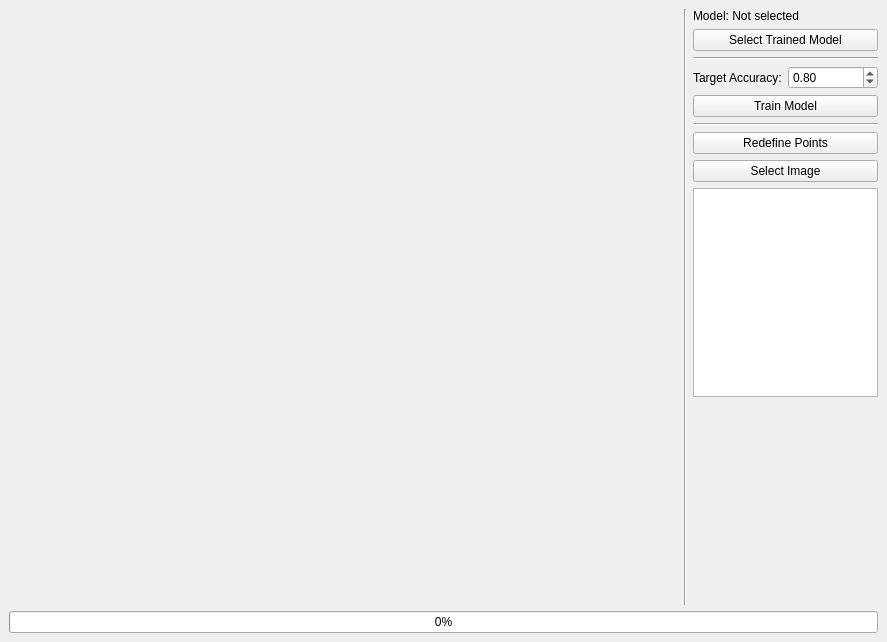
Old version of the form mainwindow.ui in the repository LoPHarp/Qt-AI-Processing-Toolkit.
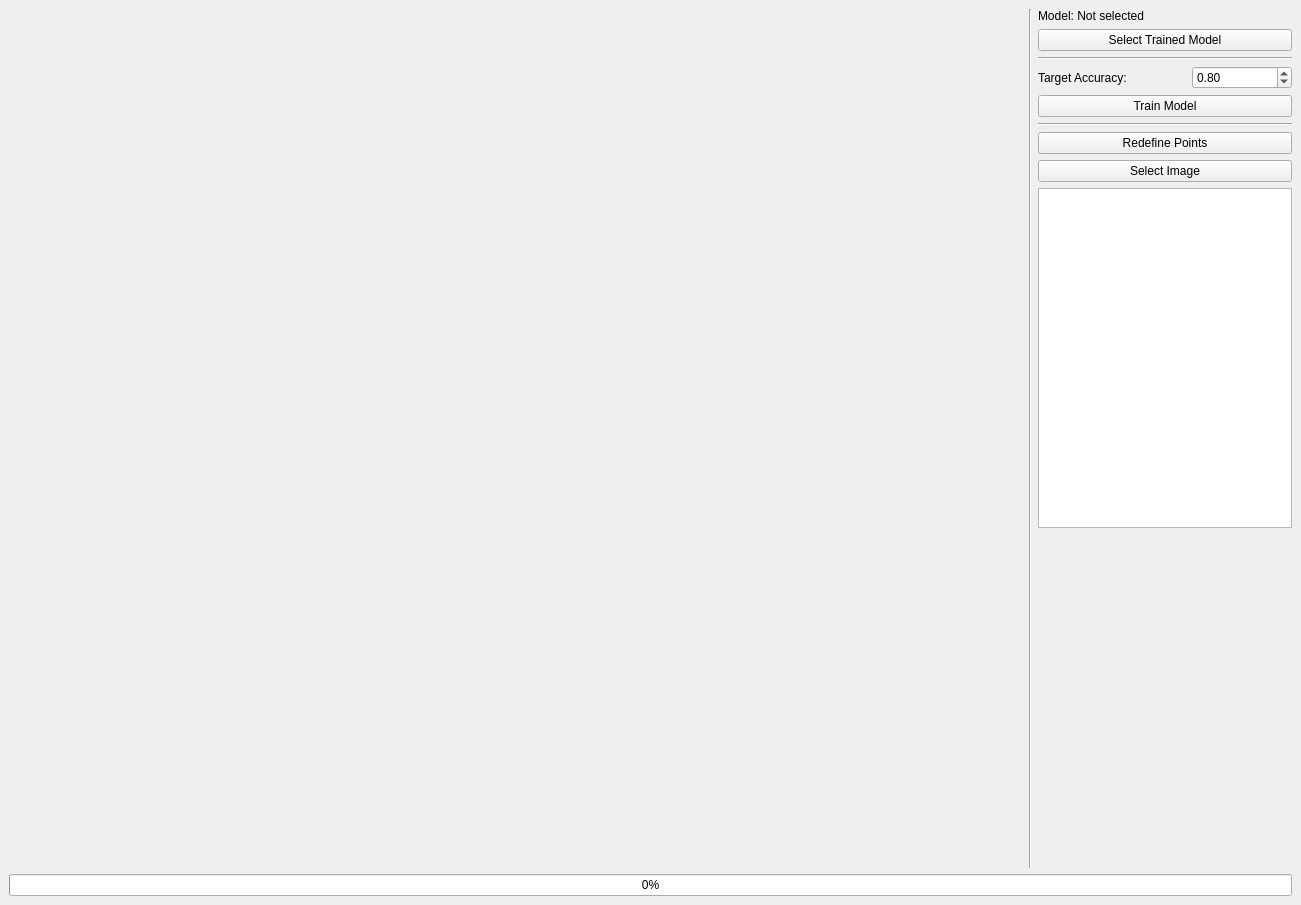
New version of the form.

The edit to the form file:
```diff
--- a/mainwindow.ui
+++ b/mainwindow.ui
@@ -6,8 +6,8 @@
    <rect>
     <x>0</x>
     <y>0</y>
-    <width>887</width>
-    <height>642</height>
+    <width>1301</width>
+    <height>905</height>
    </rect>
   </property>
   <property name="windowTitle">
@@ -105,7 +105,7 @@
                </size>
               </property>
               <property name="maximum">
-               <double>1.000000000000000</double>
+               <double>0.990000000000000</double>
               </property>
               <property name="singleStep">
                <double>0.010000000000000</double>
```
Left out of the diff: 2 changed lines with no effect on the pictures.
